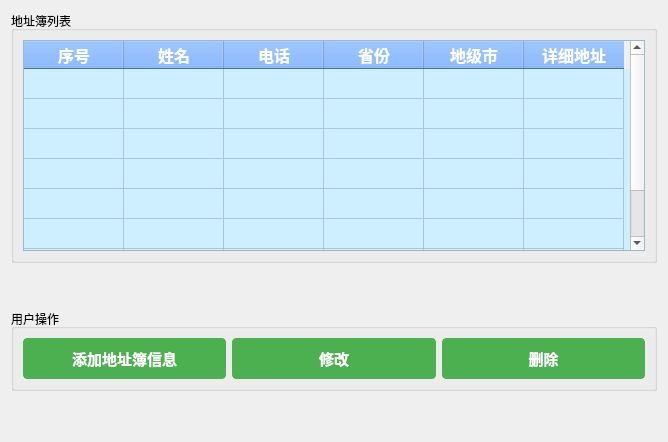
Before: the Qt Designer form modules/address_book.ui in gfzyl/Parcel-System, drawn with Qt 5.
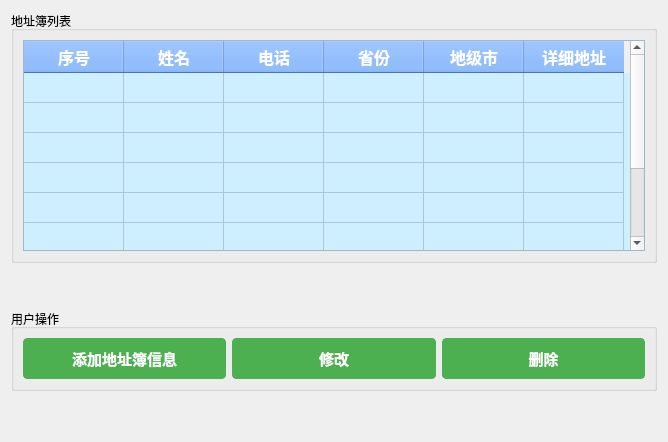
After: the same form once the commit is applied.

Diff of the .ui file:
```diff
--- a/modules/address_book.ui
+++ b/modules/address_book.ui
@@ -53,6 +53,7 @@
                 color: white;
                 font-weight: bold;
                 font-size: 16px;
+                 padding: 2px;
             }
 
             QTableWidget::item {
```
